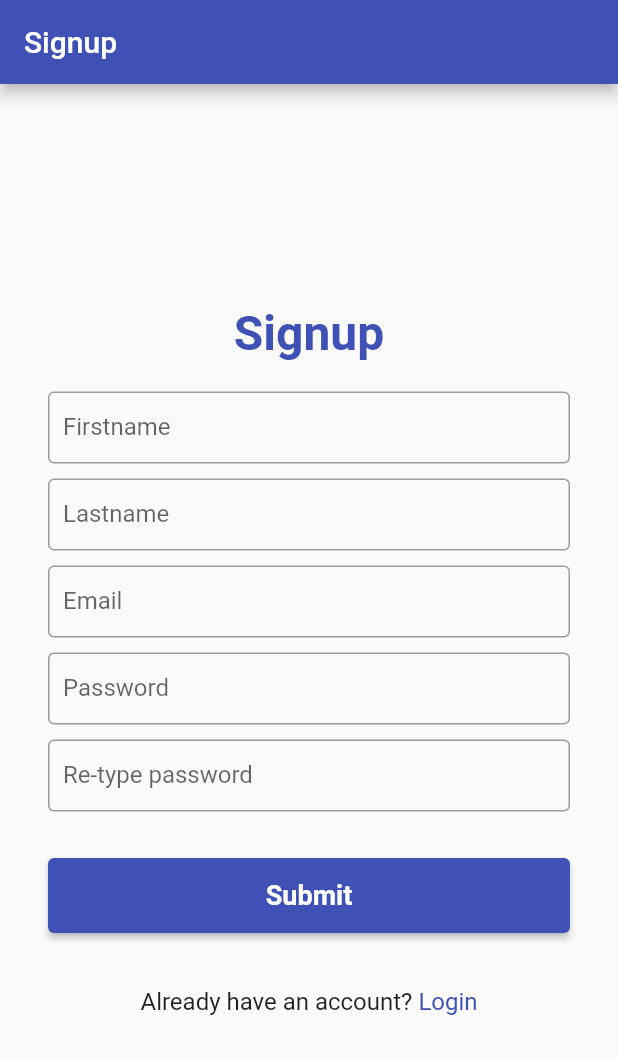
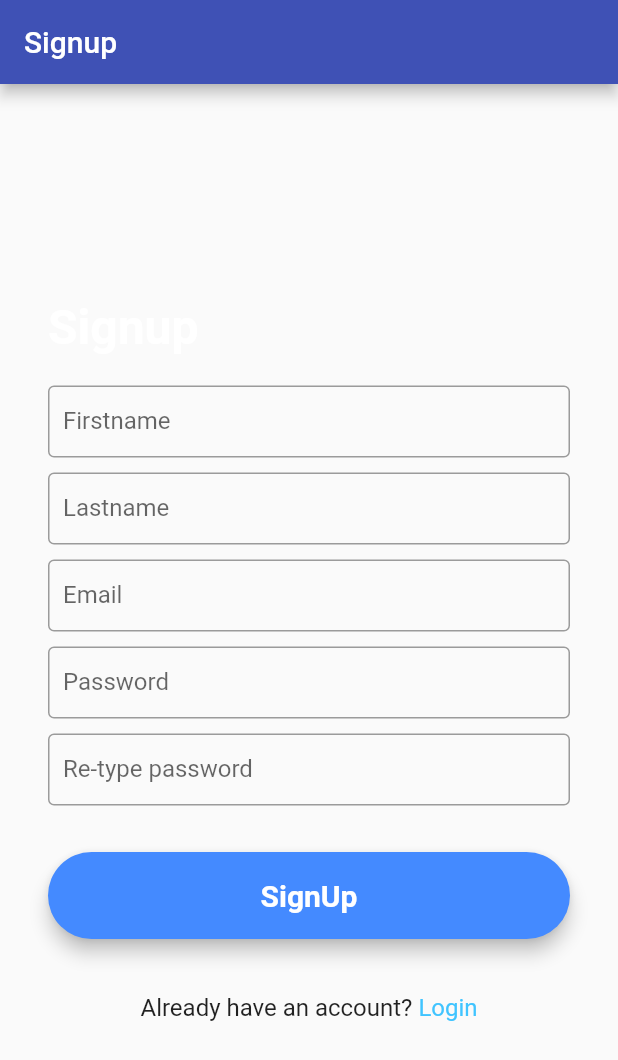
Before and after one commit to akshay-k321/chatbot_flutter, a Flutter app: the screen it shows after launch, after a tap on "SignUp", on a phone screen of 412 x 824 dp. Shown: the top 1060 px of the screen. Run offline on Flutter 3.47's test engine with Material 2 defaults, Android fonts, the phone set to English and light mode, and no system bars; our stand-ins replace animated_text_kit, cloud_firestore, firebase_auth, firebase_core; accounts and stored records are empty.

Commit message:
Splash and welcome screen added

```diff
--- a/lib/components/forms_card.dart
+++ b/lib/components/forms_card.dart
@@ -22,6 +22,7 @@ class FormsCard extends StatelessWidget {
           child: Column(
             mainAxisAlignment: MainAxisAlignment.center,
             mainAxisSize: MainAxisSize.min,
+            crossAxisAlignment: CrossAxisAlignment.stretch,
             children: children ?? [],
           ),
         ),
--- /dev/null
+++ b/lib/components/rounded_button.dart
@@ -0,0 +1,38 @@
+import 'package:flutter/material.dart';
+
+class RoundedButton extends StatelessWidget {
+  RoundedButton({@required this.onPressed, this.color, this.title});
+
+  final Function onPressed;
+  final Color color;
+  final String title;
+
+  @override
+  Widget build(BuildContext context) {
+    return Padding(
+      padding: EdgeInsets.symmetric(vertical: 16.0),
+      child: Material(
+        elevation: 5.0,
+        color: color,
+        borderRadius: BorderRadius.circular(30.0),
+        child: Padding(
+          padding: const EdgeInsets.all(5.0),
+          child: MaterialButton(
+            onPressed: onPressed,
+            minWidth: 200.0,
+            height: 42.0,
+            child: Text(
+              title,
+              textAlign: TextAlign.center,
+              style: TextStyle(
+                color: Colors.white,
+                fontSize: 20.0,
+                fontWeight: FontWeight.w600,
+              ),
+            ),
+          ),
+        ),
+      ),
+    );
+  }
+}
--- a/lib/components/signin_change_text.dart
+++ b/lib/components/signin_change_text.dart
@@ -5,8 +5,10 @@ class SignInChangeText extends StatelessWidget {
   final String question;
   final String action;
   final Function onPressed;
+  final Color actionColor;
 
-  const SignInChangeText({this.question, this.action, this.onPressed});
+  const SignInChangeText(
+      {this.question, this.action, this.onPressed, this.actionColor});
 
   @override
   Widget build(BuildContext context) {
@@ -24,7 +26,7 @@ class SignInChangeText extends StatelessWidget {
           child: Text(
             action,
             style: TextStyle(
-              color: kPrimaryColor,
+              color: actionColor,
               fontSize: kBodyTextSize,
             ),
           ),
--- a/lib/constants.dart
+++ b/lib/constants.dart
@@ -26,7 +26,7 @@ final ButtonStyle kSubmitButtonStyle = ButtonStyle(
 const TextStyle kHeadingTextStyle = TextStyle(
   fontSize: 32,
   fontWeight: FontWeight.bold,
-  color: kPrimaryColor,
+  color: Colors.white,
 );
 
 const EdgeInsetsGeometry kFormsCardInnerPadding =
--- a/lib/main.dart
+++ b/lib/main.dart
@@ -19,5 +19,5 @@ void main() => runApp(MaterialApp(
         LoginPage.id: (context) => LoginPage(),
         ChatPage.id: (context) => ChatPage(),
       },
-      initialRoute: LoginPage.id,
+      initialRoute: SplashScreenPage.id,
     ));
--- a/lib/screens/chat_page.dart
+++ b/lib/screens/chat_page.dart
@@ -1,3 +1,4 @@
+import 'package:chatbot_demo/screens/login_page.dart';
 import 'package:firebase_auth/firebase_auth.dart';
 import 'package:flutter/material.dart';
 
@@ -29,7 +30,12 @@ class _ChatPageState extends State<ChatPage> {
         title: Text('ChatBot'),
       ),
       body: Center(
-        child: Text('Welcome ${user.email}'),
+        child: GestureDetector(
+            onLongPress: () {
+              FirebaseAuth.instance.signOut();
+              Navigator.pushReplacementNamed(context, LoginPage.id);
+            },
+            child: Text('Welcome ${user.email}')),
       ),
     );
   }
--- a/lib/screens/login_page.dart
+++ b/lib/screens/login_page.dart
@@ -1,11 +1,11 @@
 import 'package:chatbot_demo/components/form_text_field.dart';
 import 'package:chatbot_demo/components/forms_card.dart';
+import 'package:chatbot_demo/components/rounded_button.dart';
 import 'package:chatbot_demo/components/signin_change_text.dart';
 import 'package:chatbot_demo/constants.dart';
 import 'package:chatbot_demo/screens/chat_page.dart';
 import 'package:chatbot_demo/screens/signup_page.dart';
 import 'package:firebase_auth/firebase_auth.dart';
-import 'package:firebase_core/firebase_core.dart';
 import 'package:flutter/cupertino.dart';
 import 'package:flutter/material.dart';
 
@@ -19,23 +19,7 @@ class LoginPage extends StatefulWidget {
 
 class _LoginPageState extends State<LoginPage> {
   String email, passwd;
-  FirebaseApp app;
-  FirebaseAuth _auth;
-
-  @override
-  void initState() {
-    initializeApp();
-    super.initState();
-  }
-
-  void initializeApp() async {
-    try {
-      app = await Firebase.initializeApp();
-      _auth = FirebaseAuth.instance;
-    } catch (e) {
-      print(e);
-    }
-  }
+  FirebaseAuth _auth = FirebaseAuth.instance;
 
   @override
   Widget build(BuildContext context) {
@@ -66,7 +50,9 @@ class _LoginPageState extends State<LoginPage> {
                 onChanged: (value) => passwd = value,
                 obscureText: true,
               ),
-              ElevatedButton(
+              RoundedButton(
+                color: Colors.lightBlueAccent,
+                title: 'Login',
                 onPressed: () async {
                   if (passwd != null && email != null && passwd.length >= 6) {
                     await _auth.signInWithEmailAndPassword(
@@ -75,8 +61,6 @@ class _LoginPageState extends State<LoginPage> {
                   } else
                     print('Login error');
                 },
-                child: Text('LOGIN'),
-                style: kSubmitButtonStyle,
               ),
               SizedBox(
                 height: 20.0,
@@ -84,6 +68,7 @@ class _LoginPageState extends State<LoginPage> {
               SignInChangeText(
                 question: 'Don\'t have an account? ',
                 action: 'SignUp',
+                actionColor: Colors.blueAccent,
                 onPressed: () {
                   Navigator.pushReplacementNamed(context, SignUpPage.id);
                 },
--- a/lib/screens/signup_page.dart
+++ b/lib/screens/signup_page.dart
@@ -1,7 +1,9 @@
 import 'package:chatbot_demo/components/form_text_field.dart';
 import 'package:chatbot_demo/components/forms_card.dart';
+import 'package:chatbot_demo/components/rounded_button.dart';
 import 'package:chatbot_demo/components/signin_change_text.dart';
 import 'package:chatbot_demo/constants.dart';
+import 'package:chatbot_demo/screens/chat_page.dart';
 import 'package:chatbot_demo/screens/login_page.dart';
 import 'package:cloud_firestore/cloud_firestore.dart';
 import 'package:firebase_auth/firebase_auth.dart';
@@ -73,10 +75,9 @@ class _SignUpPageState extends State<SignUpPage> {
                 onChanged: (value) => passwd2 = value,
                 obscureText: true,
               ),
-              Padding(
-                padding: const EdgeInsets.only(top: 16.0, bottom: 16.0),
-                child: ElevatedButton(
-                  child: Text('Submit'),
+              RoundedButton(
+                color: Colors.blueAccent,
+                title: 'SignUp',
                 onPressed: () async {
                   if (passwd1 == passwd2 &&
                       passwd1 != null &&
@@ -91,11 +92,10 @@ class _SignUpPageState extends State<SignUpPage> {
                       'lname': lname,
                       'email': email,
                     });
+                    Navigator.pushReplacementNamed(context, ChatPage.id);
                   } else
                     print('Registration error');
                 },
-                  style: kSubmitButtonStyle,
-                ),
               ),
               SizedBox(
                 height: 20.0,
@@ -103,6 +103,7 @@ class _SignUpPageState extends State<SignUpPage> {
               SignInChangeText(
                   question: 'Already have an account? ',
                   action: 'Login',
+                  actionColor: Colors.lightBlueAccent,
                   onPressed: () {
                     Navigator.pushReplacementNamed(context, LoginPage.id);
                   }),
--- a/lib/screens/splash_screen_page.dart
+++ b/lib/screens/splash_screen_page.dart
@@ -1,20 +1,71 @@
+import 'package:animated_text_kit/animated_text_kit.dart';
+import 'package:chatbot_demo/screens/chat_page.dart';
+import 'package:chatbot_demo/screens/welcome_screen.dart';
+import 'package:firebase_auth/firebase_auth.dart';
+import 'package:firebase_core/firebase_core.dart';
 import 'package:flutter/material.dart';
 
-class SplashScreenPage extends StatelessWidget {
+class SplashScreenPage extends StatefulWidget {
   const SplashScreenPage({key}) : super(key: key);
 
   static const id = 'splash';
 
-  /*Future<void> awaitSplash(BuildContext context) async {
-    sleep(Duration(milliseconds: 2500));
-    Navigator.pushNamed(context, '/signup');
-    Navigator.pop(context);
-  }*/
+  @override
+  _SplashScreenPageState createState() => _SplashScreenPageState();
+}
+
+class _SplashScreenPageState extends State<SplashScreenPage> {
+  bool showSpinner = false;
+  int pause = 500;
+
+  void initialize(BuildContext context) async {
+    FirebaseApp app = await Firebase.initializeApp();
+  }
 
   @override
   Widget build(BuildContext context) {
-    Navigator.pushNamed(context, '/signup');
-    Navigator.of(context).pop();
-    return Container();
+    initialize(context);
+    return Scaffold(
+      body: Center(
+        child: Column(
+          mainAxisAlignment: MainAxisAlignment.center,
+          crossAxisAlignment: CrossAxisAlignment.center,
+          children: [
+            AnimatedTextKit(
+              totalRepeatCount: 2,
+              pause: Duration(milliseconds: pause),
+              onFinished: () {
+                if (FirebaseAuth.instance.currentUser != null)
+                  Navigator.pushReplacementNamed(context, ChatPage.id);
+                else
+                  Navigator.pushReplacementNamed(context, WelcomeScreen.id);
+              },
+              onNextBeforePause: (intVal, boolVal) {
+                if (showSpinner == false)
+                  setState(() {
+                    showSpinner = true;
+                    pause = pause ~/ 4;
+                  });
+              },
+              animatedTexts: [
+                TypewriterAnimatedText(
+                  'Chatbot',
+                  textAlign: TextAlign.center,
+                  textStyle: TextStyle(
+                    fontSize: 60.0,
+                    fontWeight: FontWeight.w700,
+                  ),
+                ),
+              ],
+            ),
+            SizedBox(height: 20.0),
+            Visibility(
+              visible: showSpinner,
+              child: CircularProgressIndicator(),
+            ),
+          ],
+        ),
+      ),
+    );
   }
 }
--- a/lib/screens/welcome_screen.dart
+++ b/lib/screens/welcome_screen.dart
@@ -1,3 +1,7 @@
+import 'package:animated_text_kit/animated_text_kit.dart';
+import 'package:chatbot_demo/components/rounded_button.dart';
+import 'package:chatbot_demo/screens/login_page.dart';
+import 'package:chatbot_demo/screens/signup_page.dart';
 import 'package:flutter/material.dart';
 
 class WelcomeScreen extends StatelessWidget {
@@ -5,6 +9,39 @@ class WelcomeScreen extends StatelessWidget {
 
   @override
   Widget build(BuildContext context) {
-    return Container();
+    return Scaffold(
+      body: Padding(
+        padding: EdgeInsets.symmetric(horizontal: 20.0),
+        child: Column(
+          mainAxisAlignment: MainAxisAlignment.center,
+          crossAxisAlignment: CrossAxisAlignment.stretch,
+          children: [
+            AnimatedTextKit(
+              animatedTexts: [
+                TypewriterAnimatedText(
+                  'Chatbot',
+                  textAlign: TextAlign.center,
+                  textStyle: TextStyle(
+                    fontSize: 50.0,
+                    fontWeight: FontWeight.w700,
+                  ),
+                ),
+              ],
+            ),
+            SizedBox(height: 30.0),
+            RoundedButton(
+              title: 'Login',
+              color: Colors.lightBlueAccent,
+              onPressed: () => Navigator.pushNamed(context, LoginPage.id),
+            ),
+            RoundedButton(
+              title: 'SignUp',
+              color: Colors.lightBlue,
+              onPressed: () => Navigator.pushNamed(context, SignUpPage.id),
+            ),
+          ],
+        ),
+      ),
+    );
   }
 }
--- a/pubspec.yaml
+++ b/pubspec.yaml
@@ -16,6 +16,9 @@ dependencies:
   firebase_core: ^1.3.0
   firebase_auth: ^2.0.0
   cloud_firestore: ^2.3.0
+  animated_text_kit: ^4.2.1
+  modal_progress_hud: ^0.1.3
+
 
 dev_dependencies:
   flutter_test:
```
Also changed, not shown: pubspec.lock. Lines whose indentation alone changed are shown as unchanged.
